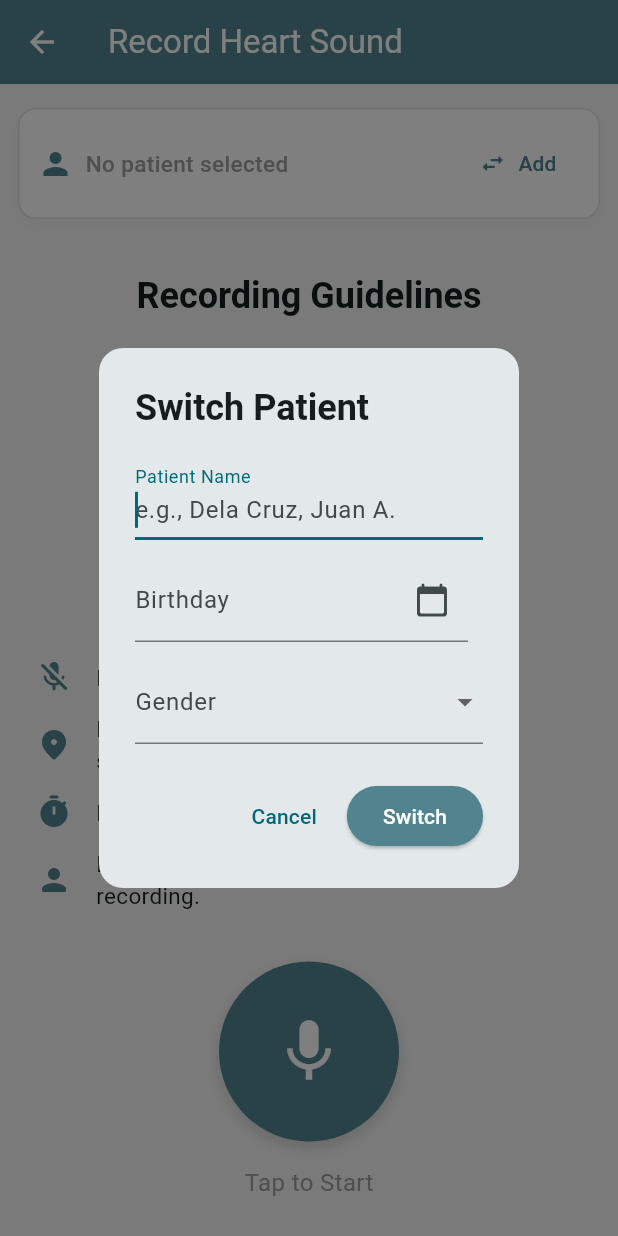
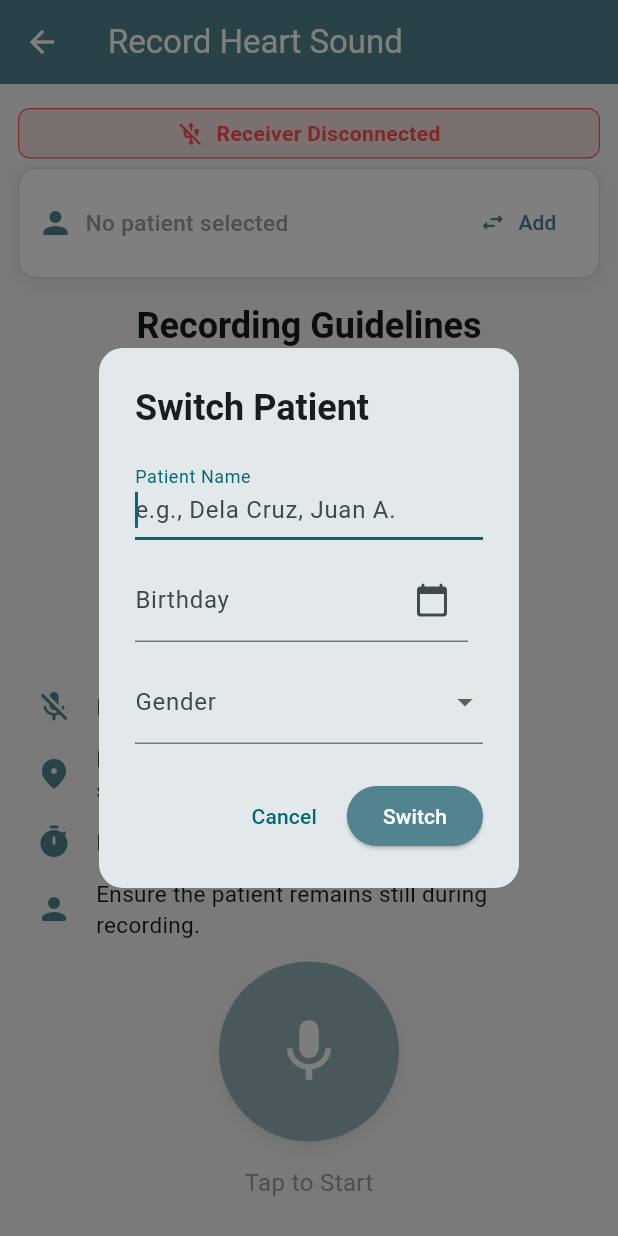
Before and after one commit to LadyJo02/cardioscope_app, a Flutter app: the RecordPage screen opened by its route, after a tap on "Add", on a phone screen of 412 x 824 dp. Run offline on Flutter 3.47's test engine with Material 3 defaults, Android fonts, the phone set to English and light mode, and no system bars; drawn by our look-alikes of flutter_typeahead; our stand-ins replace file_picker, fl_chart, just_audio, pdf, permission_handler, share_plus and 4 more; missing offline and left inert: audio_session, excel, flutter_sound, record, tflite_flutter; accounts and stored records are empty; statements that could not run were skipped.

Commit message:
Updt Integrated real-time CardioScope receiver status indicator + toast notifications on Settings and Record page

```diff
--- a/lib/pages/record.dart
+++ b/lib/pages/record.dart
@@ -5,6 +5,7 @@ import 'dart:io';
 import 'dart:math' as math;
 import 'dart:typed_data';
 
+import 'package:audio_session/audio_session.dart';
 import 'package:cardioscope_app/pages/report_generated.dart';
 import 'package:cardioscope_app/services/storage_service.dart';
 import 'package:cardioscope_app/services/tflite_service.dart';
@@ -27,10 +28,9 @@ class RecordPage extends StatefulWidget {
 }
 
 class _RecordPageState extends State<RecordPage> {
-  // === Recording config ===
   static const int _recordingDurationInSeconds = 5;
-  static const int _visiblePoints = 1000; // ~ rolling window width (affects scroll speed)
-  static const double _smoothAlpha = 0.15; // EMA smoothing strength for samples
+  static const int _visiblePoints = 1000;
+  static const double _smoothAlpha = 0.15;
 
   final FlutterSoundRecorder _dataStreamer = FlutterSoundRecorder();
   final file_recorder.AudioRecorder _fileRecorder = file_recorder.AudioRecorder();
@@ -44,10 +44,14 @@ class _RecordPageState extends State<RecordPage> {
   bool _isRecording = false;
   bool _isProcessing = false;
 
-  // Rolling chart data
+  // Receiver connection status
+  StreamSubscription<Set<AudioDevice>>? _devicesSubscription;
+  bool _isUsbMicConnected = false;
+
+  // Waveform state
   List<FlSpot> _spots = [];
-  double _timeCounter = 0; // we treat this like an index; not seconds
-  double _displayGain = 1.0; // soft auto-gain with decay for stable visual amplitude
+  double _timeCounter = 0;
+  double _displayGain = 1.0;
 
   Timer? _timer;
   Timer? _recordingTimer;
@@ -63,9 +67,9 @@ class _RecordPageState extends State<RecordPage> {
 
   Future<void> _init() async {
     await _dataStreamer.openRecorder();
-    // Load only preprocessor for visualization; classifier loads dynamically in runInference
     await _tfliteService.loadModels(loadClassifier: false);
     await _loadCurrentPatient();
+    await _initAudioSession();
   }
 
   Future<void> _loadCurrentPatient() async {
@@ -78,20 +82,74 @@ class _RecordPageState extends State<RecordPage> {
     }
   }
 
+  Future<void> _initAudioSession() async {
+    final session = await AudioSession.instance;
+    await session.configure(const AudioSessionConfiguration.speech());
+    _devicesSubscription = session.devicesStream.listen((devices) {
+      _checkConnectedDevices(devices.toList());
+    });
+    _checkConnectedDevices((await session.getDevices()).toList());
+  }
+
+  void _checkConnectedDevices(List<AudioDevice> devices) {
+    final usbDevice = devices.firstWhere(
+      (d) => d.name.toLowerCase().contains('usb'),
+      orElse: () => AudioDevice(
+        id: '',
+        name: '',
+        type: AudioDeviceType.unknown,
+        isInput: false,
+        isOutput: false,
+      ),
+    );
+
+    if (mounted) {
+      final wasConnected = _isUsbMicConnected;
+      setState(() {
+        _isUsbMicConnected = usbDevice.id.isNotEmpty;
+      });
+
+      // 🔔 show small toast if status changes
+      if (_isUsbMicConnected != wasConnected) {
+        ScaffoldMessenger.of(context).showSnackBar(
+          SnackBar(
+            content: Text(
+              _isUsbMicConnected
+                  ? 'CardioScope receiver connected'
+                  : 'CardioScope receiver disconnected',
+            ),
+            backgroundColor: _isUsbMicConnected ? Colors.green : Colors.redAccent,
+            duration: const Duration(seconds: 2),
+          ),
+        );
+      }
+    }
+  }
+
   @override
   void dispose() {
     _timer?.cancel();
     _recordingTimer?.cancel();
     _dataSubscription?.cancel();
+    _devicesSubscription?.cancel();
     _recordingDataController?.close();
     _dataStreamer.closeRecorder();
     _fileRecorder.dispose();
     super.dispose();
   }
 
+  // === Main recording logic ===
   Future<void> _toggleRecording() async {
     if (_isProcessing) return;
     setState(() => _isProcessing = true);
+
+    if (!_isUsbMicConnected) {
+      ScaffoldMessenger.of(context).showSnackBar(
+        const SnackBar(content: Text('Please connect the CardioScope receiver first.')),
+      );
+      setState(() => _isProcessing = false);
+      return;
+    }
 
     final hasPermission = await _fileRecorder.hasPermission();
     if (!hasPermission) {
@@ -144,6 +202,7 @@ class _RecordPageState extends State<RecordPage> {
     _startAutoStopTimer();
   }
 
+  // 🕒 Automatically stops recording after the defined duration
   void _startAutoStopTimer() {
     _recordingTimer?.cancel();
     _recordingTimer = Timer(
@@ -154,6 +213,7 @@ class _RecordPageState extends State<RecordPage> {
     );
   }
 
+
   Future<void> _stopRecording() async {
     _recordingTimer?.cancel();
     if (!_dataStreamer.isRecording) return;
@@ -161,37 +221,7 @@ class _RecordPageState extends State<RecordPage> {
     await _dataStreamer.stopRecorder();
     final path = await _fileRecorder.stop();
 
-    // 🚫 Restrict short recordings (under 5 seconds)
-    if (_duration.inSeconds < _recordingDurationInSeconds) {
-      if (!mounted) return;
-      await showDialog(
-        context: context,
-        builder: (ctx) => AlertDialog(
-          title: const Text("Recording Too Short"),
-          content: const Text(
-            "Please record at least $_recordingDurationInSeconds seconds "
-            "to ensure accurate heart sound analysis.",
-          ),
-          actions: [
-            TextButton(
-              onPressed: () => Navigator.of(ctx).pop(),
-              child: const Text("OK"),
-            ),
-          ],
-        ),
-      );
-      if (!mounted) return;
-
-      if (path != null) {
-        final file = File(path);
-        if (await file.exists()) await file.delete();
-      }
-      setState(() {
-        _isProcessing = false;
-        _isRecording = false;
-      });
-      return;
-    }
+    if (path == null) return;
 
     _dataSubscription?.cancel();
     _recordingDataController?.close();
@@ -204,8 +234,6 @@ class _RecordPageState extends State<RecordPage> {
       _isProcessing = true;
     });
 
-    if (path != null) {
-      // Generate both outputs
     final aiResult = await _tfliteService.runInference(filePath: path);
     final melPng = await _tfliteService.generateMelImageBytes(path);
 
@@ -213,58 +241,15 @@ class _RecordPageState extends State<RecordPage> {
     setState(() => _isProcessing = false);
 
     await _handleRecordingSave(path, aiResult, melPng);
-    } else {
-      setState(() => _isProcessing = false);
-    }
-  }
-
-  Future<Map<String, dynamic>?> _showPatientDialog({bool switchMode = false}) async {
-    if (!mounted) return null;
-    return await showGeneralDialog<Map<String, dynamic>>(
-      context: context,
-      barrierDismissible: switchMode,
-      barrierLabel: switchMode ? 'Switch Patient' : 'Patient Info',
-      transitionDuration: const Duration(milliseconds: 250),
-      pageBuilder: (_, __, ___) => PatientFormDialog(isSwitchMode: switchMode),
-      transitionBuilder: (_, anim, __, child) => FadeTransition(
-        opacity: anim,
-        child: SlideTransition(
-          position: Tween(begin: const Offset(0, 0.1), end: Offset.zero).animate(anim),
-          child: child,
-        ),
-      ),
-    );
-  }
-
-  Future<void> _switchPatient() async {
-    final result = await _showPatientDialog(switchMode: true);
-    if (!mounted) return;
-
-    if (result != null) {
-      setState(() => _currentPatient = result);
-      await storage.setCurrentPatient(result['patient_id']);
-      if (!mounted) return;
-      ScaffoldMessenger.of(context).showSnackBar(
-        SnackBar(content: Text('Switched to patient: ${result['name']}')),
-      );
-    }
   }
 
   Future<void> _handleRecordingSave(
-    String tempPath,
-    Map<String, dynamic>? aiResult,
-    Uint8List? melPng,
-  ) async {
+      String tempPath, Map<String, dynamic>? aiResult, Uint8List? melPng) async {
     try {
       Map<String, dynamic>? patient = _currentPatient;
       if (patient == null) {
         patient = await _showPatientDialog();
-        if (patient == null) {
-          final tempFile = File(tempPath);
-          if (await tempFile.exists()) await tempFile.delete();
-          return;
-        }
-        if (!mounted) return;
+        if (patient == null) return;
         setState(() => _currentPatient = patient);
       }
 
@@ -273,8 +258,7 @@ class _RecordPageState extends State<RecordPage> {
 
       if (folderPath == null || folderPath.isEmpty) {
         final basePath = await storage.getSavedPath();
-        if (basePath == null) throw Exception("No main CardioScope folder found.");
-        folderPath = await storage.createPatientFolder(basePath, patient['name']);
+        folderPath = await storage.createPatientFolder(basePath!, patient['name']);
         await db.updatePatientFolderPath(patientId, folderPath);
       }
 
@@ -301,9 +285,8 @@ class _RecordPageState extends State<RecordPage> {
         await db.insertAnalysis({
           "record_id": recordId,
           "diagnosis": aiResult['label'] ?? "Error",
-          "probabilities": aiResult['probabilities'] != null
-              ? jsonEncode(aiResult['probabilities'])
-              : "{}",
+          "probabilities":
+              aiResult['probabilities'] != null ? jsonEncode(aiResult['probabilities']) : "{}",
           "analysis_date": DateTime.now().toIso8601String(),
         });
       }
@@ -332,23 +315,50 @@ class _RecordPageState extends State<RecordPage> {
     }
   }
 
-  // === Real-time rolling PCG waveform ===
+  Future<Map<String, dynamic>?> _showPatientDialog({bool switchMode = false}) async {
+    return await showGeneralDialog<Map<String, dynamic>>(
+      context: context,
+      barrierDismissible: switchMode,
+      barrierLabel: switchMode ? 'Switch Patient' : 'Patient Info',
+      transitionDuration: const Duration(milliseconds: 250),
+      pageBuilder: (_, __, ___) => PatientFormDialog(isSwitchMode: switchMode),
+      transitionBuilder: (_, anim, __, child) => FadeTransition(
+        opacity: anim,
+        child: SlideTransition(
+          position: Tween(begin: const Offset(0, 0.1), end: Offset.zero).animate(anim),
+          child: child,
+        ),
+      ),
+    );
+  }
+
+  Future<void> _switchPatient() async {
+    final result = await _showPatientDialog(switchMode: true);
+    if (result != null) {
+      if (!mounted) return;
+      setState(() => _currentPatient = result);
+      await storage.setCurrentPatient(result['patient_id']);
+
+      if (!mounted) return;
+      ScaffoldMessenger.of(context)
+          .showSnackBar(SnackBar(content: Text('Switched to patient: ${result['name']}')));
+    }
+  }
+
+  // === waveform visualisation ===
   void _updateWaveform(Uint8List rawData) {
     if (!mounted) return;
-
-    // PCM16 -> double [-1, 1]
     final bd = rawData.buffer.asByteData();
     final tmp = <double>[];
     for (int i = 0; i < rawData.lengthInBytes; i += 2) {
       tmp.add(bd.getInt16(i, Endian.little) / 32768.0);
     }
 
-    // Downsample with simple average + EMA smoothing to reduce jitter
-    const int step = 100; // larger = slower scroll (~25ms per point at 4kHz)
-    const double timeStep = 0.007; // seconds per plotted point (7 ms visual rate)
-
+    const int step = 100;
+    const double timeStep = 0.007;
     final reduced = <double>[];
     double prev = 0.0;
+
     for (int i = 0; i < tmp.length; i += step) {
       double avg = 0;
       int count = 0;
@@ -357,19 +367,15 @@ class _RecordPageState extends State<RecordPage> {
         count++;
       }
       avg /= (count == 0 ? 1 : count);
-
-      // Exponential smoothing (softens sharp transitions)
       final smoothed = prev + _smoothAlpha * (avg - prev);
       prev = smoothed;
       reduced.add(smoothed);
     }
 
-    // Soft auto-gain with slow response (prevents jumpy scaling)
     final peak = reduced.fold(1e-6, (double m, e) => math.max(m, e.abs()));
-    double targetGain = 1 / (peak * 1.2); // leave headroom
-    targetGain = targetGain.clamp(0.8, 6.0); // keep within sensible bounds
-    _displayGain = 0.90 * _displayGain + 0.10 * targetGain;
-
+    double targetGain = 1 / (peak * 1.2);
+    targetGain = targetGain.clamp(0.8, 6.0);
+    _displayGain = 0.9 * _displayGain + 0.1 * targetGain;
 
     setState(() {
       for (final s in reduced) {
@@ -377,8 +383,6 @@ class _RecordPageState extends State<RecordPage> {
         final value = (s * _displayGain).clamp(-1.0, 1.0);
         _spots.add(FlSpot(_timeCounter, value));
       }
-
-       // Keep last few seconds visible (like hospital monitor)
       const int maxVisible = 1000;
       if (_spots.length > _visiblePoints) {
         _spots = _spots.sublist(_spots.length - maxVisible);
@@ -401,11 +405,11 @@ class _RecordPageState extends State<RecordPage> {
     return "$mm:$ss";
   }
 
+  // === UI ===
   @override
   Widget build(BuildContext context) {
-    final instructionText = _isRecording
-        ? "Recording... (stops in $_recordingDurationInSeconds s)"
-        : "Tap to Start";
+    final instructionText =
+        _isRecording ? "Recording... (stops in $_recordingDurationInSeconds s)" : "Tap to Start";
 
     return Scaffold(
       appBar: AppBar(
@@ -417,6 +421,8 @@ class _RecordPageState extends State<RecordPage> {
         padding: const EdgeInsets.symmetric(vertical: 16.0),
         child: Column(
           children: [
+            _buildReceiverStatusBanner(),
+            const SizedBox(height: 6),
             _buildPatientInfoCard(),
             const SizedBox(height: 8),
             Expanded(
@@ -426,6 +432,8 @@ class _RecordPageState extends State<RecordPage> {
               tag: 'record_button_hero',
               child: GestureDetector(
                 onTap: _toggleRecording,
+                child: Opacity(
+                  opacity: _isUsbMicConnected ? 1 : 0.6,
                   child: Container(
                     width: ButtonConstants.micButtonSize,
                     height: ButtonConstants.micButtonSize,
@@ -437,7 +445,7 @@ class _RecordPageState extends State<RecordPage> {
                           : null,
                       boxShadow: [
                         BoxShadow(
-                        color: Colors.black.withAlpha(40),
+                          color: Colors.black.withValues(alpha: 0.15),
                           blurRadius: 8,
                           offset: const Offset(0, 4),
                         )
@@ -455,9 +463,9 @@ class _RecordPageState extends State<RecordPage> {
                   ),
                 ),
               ),
+            ),
             const SizedBox(height: 16),
-            Text(instructionText,
-                style: const TextStyle(fontSize: 16, color: Colors.grey)),
+            Text(instructionText, style: const TextStyle(fontSize: 16, color: Colors.grey)),
             const SizedBox(height: 8),
           ],
         ),
@@ -465,6 +473,44 @@ class _RecordPageState extends State<RecordPage> {
     );
   }
 
+  // === Small receiver banner ===
+  Widget _buildReceiverStatusBanner() {
+    return Container(
+      width: double.infinity,
+      margin: const EdgeInsets.symmetric(horizontal: 12),
+      padding: const EdgeInsets.symmetric(vertical: 6, horizontal: 12),
+      decoration: BoxDecoration(
+        color: _isUsbMicConnected
+            ? Colors.green.withValues(alpha: 0.15)
+            : Colors.redAccent.withValues(alpha: 0.12),
+        borderRadius: BorderRadius.circular(8),
+        border: Border.all(
+          color: _isUsbMicConnected ? Colors.green : Colors.redAccent,
+          width: 0.8,
+        ),
+      ),
+      child: Row(
+        mainAxisAlignment: MainAxisAlignment.center,
+        children: [
+          Icon(
+            _isUsbMicConnected ? Icons.usb_rounded : Icons.usb_off_rounded,
+            color: _isUsbMicConnected ? Colors.green : Colors.redAccent,
+            size: 18,
+          ),
+          const SizedBox(width: 8),
+          Text(
+            _isUsbMicConnected ? "Receiver Connected" : "Receiver Disconnected",
+            style: TextStyle(
+              color: _isUsbMicConnected ? Colors.green : Colors.redAccent,
+              fontWeight: FontWeight.w600,
+            ),
+          ),
+        ],
+      ),
+    );
+  }
+
+  // === Reuse of old UI cards (patient + waveform) ===
   Widget _buildPatientInfoCard() {
     final name = _currentPatient?['name'];
     final hasPatient = name != null && name.isNotEmpty;
@@ -483,7 +529,7 @@ class _RecordPageState extends State<RecordPage> {
             borderRadius: BorderRadius.circular(12),
             boxShadow: [
               BoxShadow(
-                color: Colors.black.withAlpha(8),
+                color: Colors.black.withValues(alpha: 0.08),
                 blurRadius: 8,
                 offset: const Offset(0, 3),
               )
@@ -538,10 +584,10 @@ class _RecordPageState extends State<RecordPage> {
           _buildGuidelineItem(Icons.mic_off_rounded, 'Ensure a quiet environment.'),
           _buildGuidelineItem(Icons.place_rounded,
               'Place stethoscope at the mitral area (as shown).'),
-          _buildGuidelineItem(Icons.timer_rounded,
-              'Recording will last $_recordingDurationInSeconds seconds.'),
           _buildGuidelineItem(
-              Icons.person_rounded, 'Ensure the patient remains still during recording.'),
+              Icons.timer_rounded, 'Recording will last $_recordingDurationInSeconds seconds.'),
+          _buildGuidelineItem(Icons.person_rounded,
+              'Ensure the patient remains still during recording.'),
         ],
       ),
     );
@@ -564,7 +610,7 @@ class _RecordPageState extends State<RecordPage> {
               borderRadius: BorderRadius.circular(12),
               boxShadow: [
                 BoxShadow(
-                  color: Colors.black.withAlpha(20),
+                  color: Colors.black.withValues(alpha: 0.2),
                   blurRadius: 10,
                   offset: const Offset(0, 4),
                 )
@@ -572,14 +618,13 @@ class _RecordPageState extends State<RecordPage> {
             ),
             child: _spots.isEmpty
                 ? const Center(
-                    child: Text('Waiting for audio data...',
-                        style: TextStyle(color: Colors.grey)))
+                    child:
+                        Text('Waiting for audio data...', style: TextStyle(color: Colors.grey)))
                 : ClipRRect(
                     borderRadius: BorderRadius.circular(12),
                     child: LineChart(
                       LineChartData(
                         titlesData: const FlTitlesData(show: false),
-                        // Subtle horizontal grid for medical look
                         gridData: FlGridData(
                           show: true,
                           drawVerticalLine: false,
--- a/lib/utils/app_colors.dart
+++ b/lib/utils/app_colors.dart
@@ -14,5 +14,14 @@ class AppColors {
 
   // Utility/semantic
   static const Color scaffoldBackground = Color(0xFFF5F5F5); // keep the subtle gray if desired
-  static const Color warning = Colors.redAccent;
+  static const Color warning = Color(0xFFA03232); // soft red for warnings/errors
+  static const Color success = Color(0xFF34b233); // green for success
+
+
+  // Text colors
+  static const Color textPrimary = Color(0xFF172737);   // deep navy
+  static const Color textSecondary = Color(0xFF51848f); // dark teal
+  static const Color textMuted = Color(0xFF9E9E9E);
+  static const Color textOnPrimary = Colors.white;      // white text on primary color
+
 }
```
Also changed, not shown: lib/pages/settings.dart (+59 -7 lines). Lines whose indentation alone changed are shown as unchanged.
